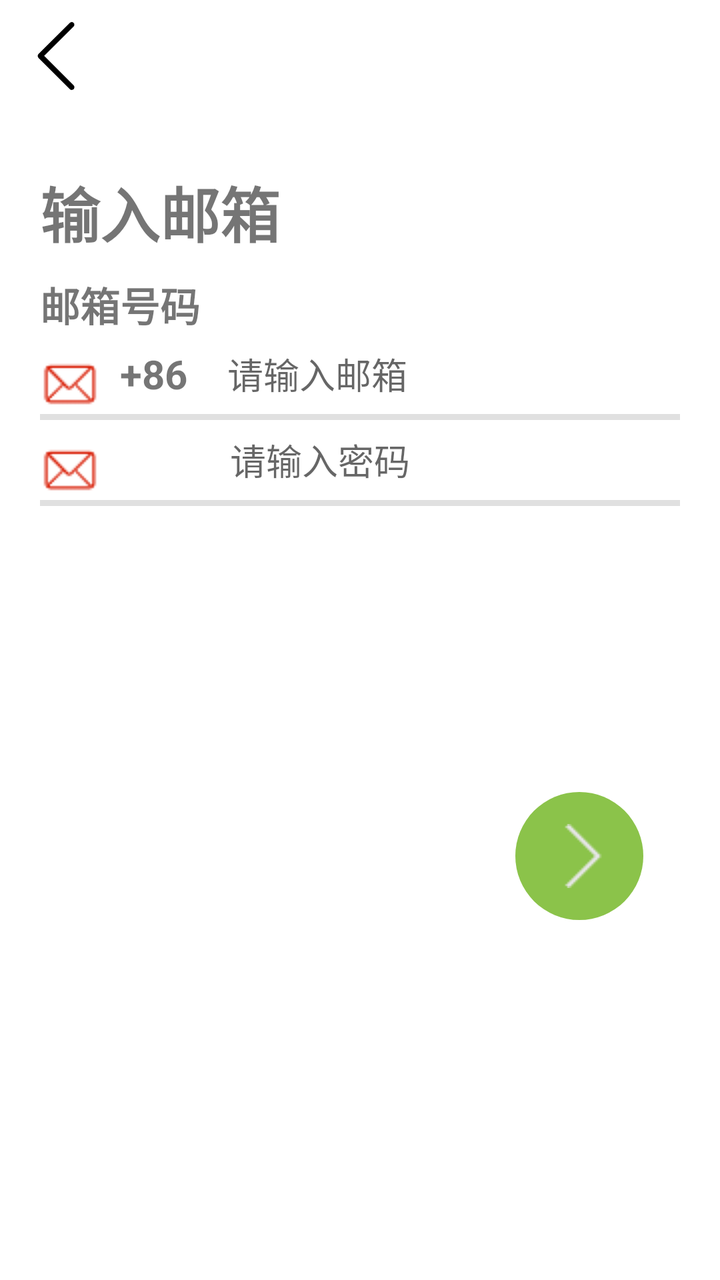
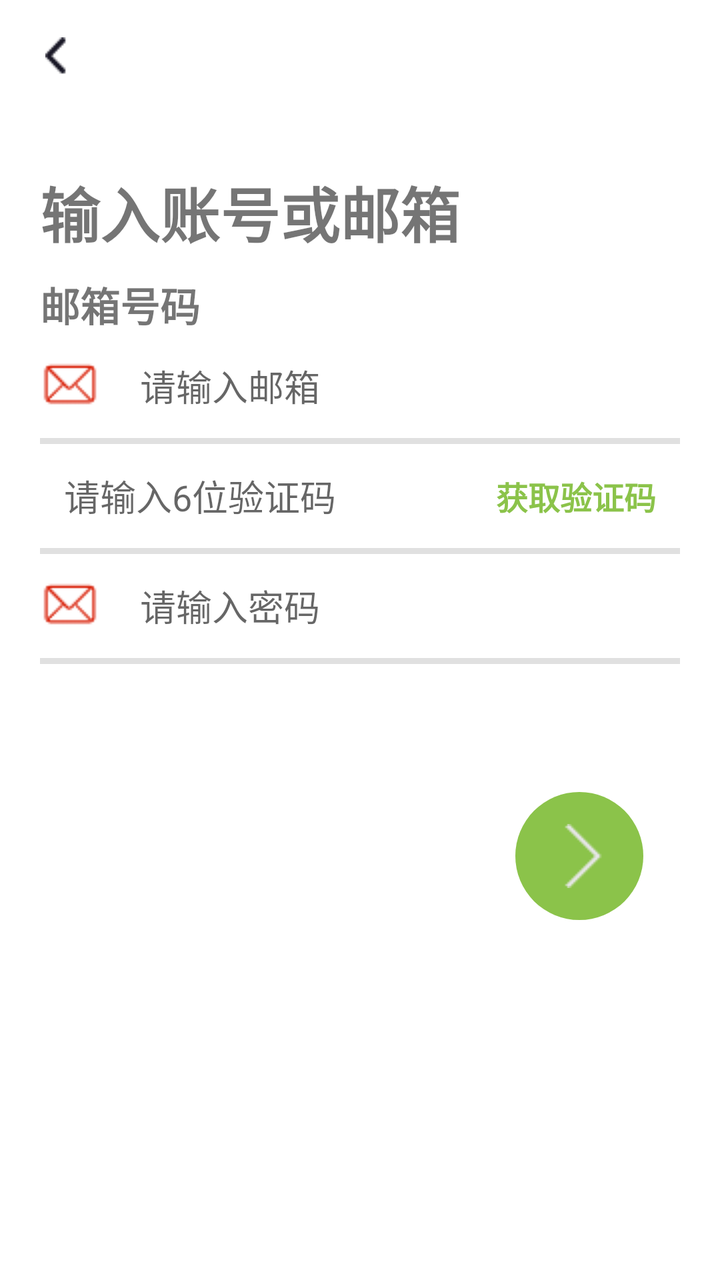

Before-and-after screenshots of an Android layout around one commit, followed by the original layout XML and the change that was made.
<!-- AndroidManifest.xml: application theme Theme.FreshFoodGo -->
<!-- res/layout/activity_email_regis.xml -->
<?xml version="1.0" encoding="utf-8"?>
<androidx.constraintlayout.widget.ConstraintLayout xmlns:android="http://schemas.android.com/apk/res/android"
    xmlns:app="http://schemas.android.com/apk/res-auto"
    xmlns:tools="http://schemas.android.com/tools"
    android:layout_width="match_parent"
    android:layout_height="match_parent">

    <com.google.android.material.appbar.MaterialToolbar
        android:id="@+id/toolbar"
        android:layout_width="match_parent"
        android:layout_height="?attr/actionBarSize"
        android:background="@android:color/transparent"
        app:layout_constraintEnd_toEndOf="parent"
        app:layout_constraintStart_toStartOf="parent"
        app:layout_constraintTop_toTopOf="parent"
        app:navigationIcon="@mipmap/back" />

    <LinearLayout
        android:layout_width="match_parent"
        android:layout_height="wrap_content"
        android:layout_marginHorizontal="20dp"
        android:layout_marginTop="28dp"
        android:orientation="vertical"
        app:layout_constraintEnd_toEndOf="parent"
        app:layout_constraintHorizontal_bias="0.0"
        app:layout_constraintStart_toStartOf="parent"
        app:layout_constraintTop_toBottomOf="@+id/toolbar">

        <TextView
            android:id="@+id/title"
            android:layout_width="wrap_content"
            android:layout_height="wrap_content"
            android:text="@string/email_input"
            android:textSize="30sp"
            android:textStyle="bold" />

        <TextView
            android:id="@+id/subTitle"
            android:layout_width="wrap_content"
            android:layout_height="wrap_content"
            android:layout_marginTop="10dp"
            android:text="邮箱号码"
            android:textSize="20sp"
            android:textStyle="bold" />

        <LinearLayout
            android:id="@+id/ll_input"
            android:layout_width="match_parent"
            android:layout_height="wrap_content"
            >

            <ImageView
                android:layout_width="30dp"
                android:layout_height="30dp"
                android:layout_marginTop="10dp"
                android:src="@mipmap/email" />
            <TextView
                android:layout_width="wrap_content"
                android:layout_height="match_parent"
                android:gravity="center_vertical"
                android:layout_marginLeft="10dp"
                android:text="+86"
                android:textSize="20sp"
                android:textStyle="bold"/>

            <EditText
                android:id="@+id/ed_email_code"
                android:layout_width="match_parent"
                android:layout_height="match_parent"
                android:paddingLeft="20dp"
                android:background="@null"
                android:maxLines="1"
                android:hint="请输入邮箱"/>


        </LinearLayout>

        <View
            android:layout_width="match_parent"
            android:layout_height="3dp"
            android:background="?android:attr/listDivider"/>
        <LinearLayout
            android:layout_width="match_parent"
            android:layout_height="wrap_content"
            >

            <ImageView
                android:layout_width="30dp"
                android:layout_height="30dp"
                android:layout_marginTop="10dp"
                android:src="@mipmap/email" />


            <EditText
                android:id="@+id/ed_email_pwd"
                android:layout_width="match_parent"
                android:layout_height="match_parent"
                android:layout_marginLeft="45dp"
                android:paddingLeft="20dp"
                android:background="@null"
                android:maxLines="1"
                android:hint="请输入密码"/>

        </LinearLayout>
        <View
            android:layout_width="match_parent"
            android:layout_height="3dp"
            android:background="?android:attr/listDivider"/>



    </LinearLayout>



    <ImageView
        android:id="@+id/sure_regis"
        android:layout_width="64dp"
        android:layout_height="64dp"
        android:layout_marginBottom="180dp"
        android:background="@drawable/phone_regis"
        android:src="@mipmap/right_arrow"
        app:layout_constraintBottom_toBottomOf="parent"
        app:layout_constraintEnd_toEndOf="parent"
        app:layout_constraintHorizontal_bias="0.87"
        app:layout_constraintStart_toStartOf="parent" />


</androidx.constraintlayout.widget.ConstraintLayout>
<!-- resources referenced by this layout -->
<resources>
  <!-- drawable phone_regis (drawable) -->
  <?xml version="1.0" encoding="utf-8"?>
  <shape xmlns:android="http://schemas.android.com/apk/res/android"
      android:shape="oval">
  
      <solid android:color="@color/green"/>
      <padding android:right="16dp"
          android:top="16dp"
          android:left="16dp"
          android:bottom="16dp"/>
  
  </shape>
  <!-- mipmap back: png bitmap (mipmap-xxhdpi, 2015 bytes) -->
  <!-- mipmap email: png bitmap (mipmap-mdpi, 753 bytes) -->
  <!-- mipmap right_arrow: png bitmap (mipmap-xxhdpi, 276 bytes) -->
  <string name="email_input">输入邮箱</string>
  <style name="Theme.FreshFoodGo" parent="Theme.MaterialComponents.Light.NoActionBar">
          
          <item name="colorPrimary">@color/white</item>
          <item name="colorPrimaryVariant">@color/purple_700</item>
          <item name="colorOnPrimary">@color/white</item>
          
          <item name="colorSecondary">@color/teal_200</item>
          <item name="colorSecondaryVariant">@color/teal_700</item>
          <item name="colorOnSecondary">@color/black</item>
          
          <item name="android:statusBarColor">@android:color/transparent</item>
          <item name="android:windowLightStatusBar">true</item>
          
      </style>
  <color name="green">#8BC34A</color>
  <color name="white">#FFFFFFFF</color>
  <color name="purple_700">#FF3700B3</color>
  <color name="teal_200">#FF03DAC5</color>
  <color name="teal_700">#FF018786</color>
  <color name="black">#FF000000</color>
</resources>

<!-- the commit's change to res/layout/activity_email_regis.xml (unified diff, before → after) -->
@@ -16,6 +16,7 @@
         app:navigationIcon="@mipmap/back" />
 
     <LinearLayout
+        android:id="@+id/linearLayout2"
         android:layout_width="match_parent"
         android:layout_height="wrap_content"
         android:layout_marginHorizontal="20dp"
@@ -46,31 +47,24 @@
         <LinearLayout
             android:id="@+id/ll_input"
             android:layout_width="match_parent"
-            android:layout_height="wrap_content"
-            >
+            android:layout_height="wrap_content">
 
             <ImageView
                 android:layout_width="30dp"
                 android:layout_height="30dp"
                 android:layout_marginTop="10dp"
                 android:src="@mipmap/email" />
-            <TextView
-                android:layout_width="wrap_content"
-                android:layout_height="match_parent"
-                android:gravity="center_vertical"
-                android:layout_marginLeft="10dp"
-                android:text="+86"
-                android:textSize="20sp"
-                android:textStyle="bold"/>
 
             <EditText
                 android:id="@+id/ed_email_code"
-                android:layout_width="match_parent"
-                android:layout_height="match_parent"
-                android:paddingLeft="20dp"
+                android:layout_width="0dp"
+                android:layout_height="52dp"
+                android:layout_weight="1"
                 android:background="@null"
+                android:hint="请输入邮箱"
+                android:inputType="textEmailAddress"
                 android:maxLines="1"
-                android:hint="请输入邮箱"/>
+                android:paddingLeft="20dp" />
 
 
         </LinearLayout>
@@ -78,11 +72,49 @@
         <View
             android:layout_width="match_parent"
             android:layout_height="3dp"
-            android:background="?android:attr/listDivider"/>
+            android:background="?android:attr/listDivider" />
+
+        <LinearLayout
+            android:id="@+id/ll_verification"
+            android:layout_width="match_parent"
+            android:layout_height="wrap_content"
+            android:gravity="center_vertical"
+            android:orientation="horizontal">
+
+            <EditText
+                android:id="@+id/ed_verify_code"
+                android:layout_width="0dp"
+                android:layout_height="52dp"
+                android:layout_weight="1"
+                android:background="@null"
+                android:hint="@string/verification_code"
+                android:inputType="number"
+                android:maxLength="6"
+                android:maxLines="1"
+                android:paddingLeft="12dp" />
+
+            <TextView
+                android:id="@+id/btn_send_code"
+                android:layout_width="wrap_content"
+                android:layout_height="wrap_content"
+                android:minHeight="48dp"
+                android:gravity="center"
+                android:paddingHorizontal="12dp"
+                android:text="@string/send_code"
+                android:textColor="@color/green"
+                android:textSize="16sp"
+                android:textStyle="bold" />
+
+        </LinearLayout>
+
+        <View
+            android:layout_width="match_parent"
+            android:layout_height="3dp"
+            android:background="?android:attr/listDivider" />
+
         <LinearLayout
             android:layout_width="match_parent"
-            android:layout_height="wrap_content"
-            >
+            android:layout_height="wrap_content">
 
             <ImageView
                 android:layout_width="30dp"
@@ -93,20 +125,21 @@
 
             <EditText
                 android:id="@+id/ed_email_pwd"
-                android:layout_width="match_parent"
-                android:layout_height="match_parent"
-                android:layout_marginLeft="45dp"
-                android:paddingLeft="20dp"
+                android:layout_width="0dp"
+                android:layout_height="52dp"
+                android:layout_weight="1"
                 android:background="@null"
+                android:hint="请输入密码"
+                android:inputType="textPassword"
                 android:maxLines="1"
-                android:hint="请输入密码"/>
+                android:paddingLeft="20dp" />
 
         </LinearLayout>
+
         <View
             android:layout_width="match_parent"
             android:layout_height="3dp"
-            android:background="?android:attr/listDivider"/>
-
+            android:background="?android:attr/listDivider" />
 
 
     </LinearLayout>
@@ -125,5 +158,15 @@
         app:layout_constraintHorizontal_bias="0.87"
         app:layout_constraintStart_toStartOf="parent" />
 
+    <ProgressBar
+        android:id="@+id/pg_bar"
+        style="?android:attr/progressBarStyle"
+        android:layout_width="wrap_content"
+        android:layout_height="wrap_content"
+        android:layout_marginTop="40dp"
+        app:layout_constraintEnd_toEndOf="parent"
+        app:layout_constraintStart_toStartOf="parent"
+        app:layout_constraintTop_toBottomOf="@+id/linearLayout2" />
+
 
 </androidx.constraintlayout.widget.ConstraintLayout>
<!-- resource entries referenced after the edit -->
@@ -12,10 +12,12 @@
           android:bottom="16dp"/>
   
   </shape>
-  <!-- mipmap back: png bitmap (mipmap-xxhdpi, 2015 bytes) -->
+  <!-- mipmap back: png bitmap (mipmap-mdpi, 495 bytes) -->
   <!-- mipmap email: png bitmap (mipmap-mdpi, 753 bytes) -->
   <!-- mipmap right_arrow: png bitmap (mipmap-xxhdpi, 276 bytes) -->
-  <string name="email_input">输入邮箱</string>
+  <string name="email_input">输入账号或邮箱</string>
+  <string name="send_code">获取验证码</string>
+  <string name="verification_code">请输入6位验证码</string>
   <style name="Theme.FreshFoodGo" parent="Theme.MaterialComponents.Light.NoActionBar">
           
           <item name="colorPrimary">@color/white</item>
